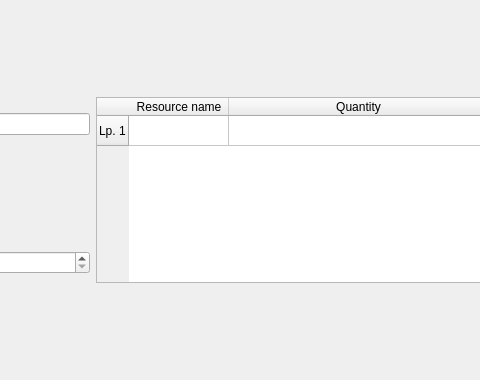
Qt form gui/cult_type_stage.ui (hudaszekpiotr/InzynierkaProgram) before a commit; both pictures show x 81 to 561 and y 0 to 380 of the 687 by 380 pixel window.
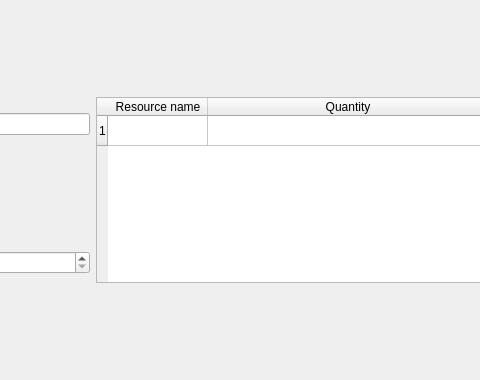
The same form after that commit.

```diff
--- a/gui/cult_type_stage.ui
+++ b/gui/cult_type_stage.ui
@@ -36,7 +36,7 @@
      </attribute>
      <row>
       <property name="text">
-       <string>Lp. 1</string>
+       <string>1</string>
       </property>
      </row>
      <column>
```
